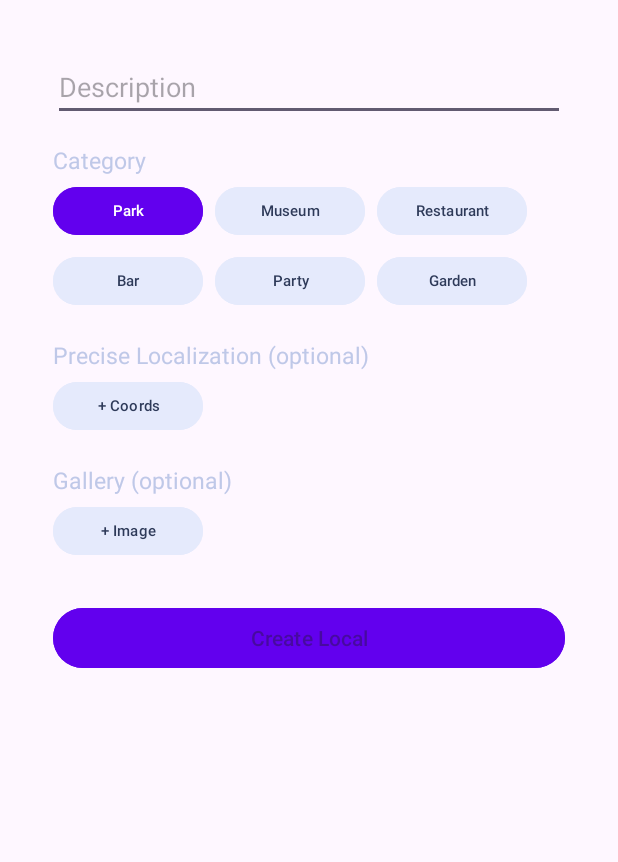
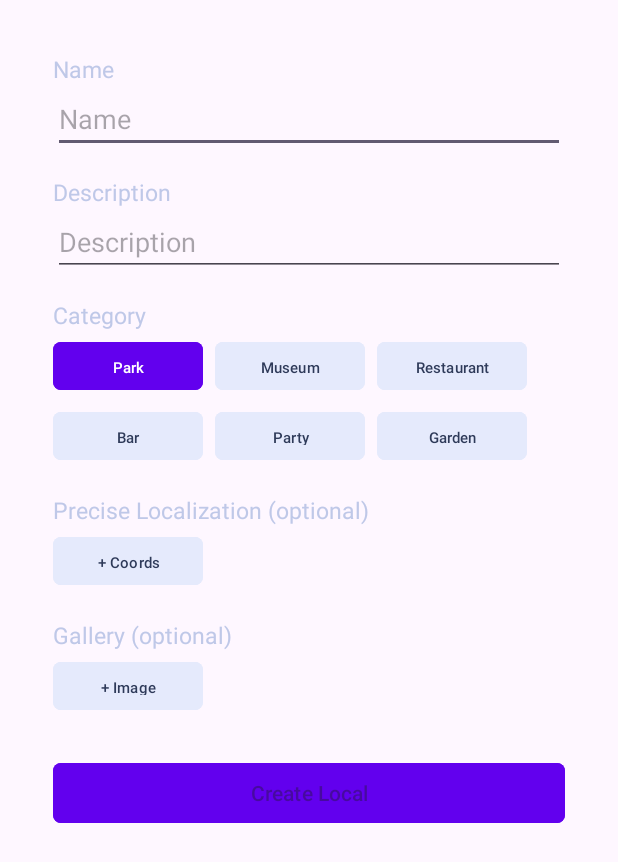
Before and after one commit to tiagooliveiragithub/kotlin-django-travel-manager, an Android app: the CreateLocalActivity screen opened directly, with no data from a screen before it, on a phone screen of 412 x 824 dp. Shown: the top 862 px of the screen. Run offline under Robolectric (Android 15) with nearby library versions, the light colour scheme and no system bars; our stand-ins replace Dagger/Hilt's generated code, Room's generated code; 1 statement that could not run was skipped.

Commit message:
Layout Design minor updates

```diff
--- a/tripguruapp/app/src/main/res/layout/activity_create_local.xml
+++ b/tripguruapp/app/src/main/res/layout/activity_create_local.xml
@@ -1,6 +1,7 @@
 <?xml version="1.0" encoding="utf-8"?>
 <LinearLayout xmlns:android="http://schemas.android.com/apk/res/android"
     xmlns:tools="http://schemas.android.com/tools"
+    xmlns:app="http://schemas.android.com/apk/res-auto"
     android:id="@+id/main"
     android:orientation="vertical"
     android:padding="35dp"
@@ -9,20 +10,45 @@
     android:textColor="@color/light_letter"
     tools:context=".views.ui.CreateLocalActivity">
 
+    <TextView
+        android:layout_width="match_parent"
+        android:layout_height="wrap_content"
+        android:text="@string/name_hint"
+        android:textSize="15sp"
+        android:textColor="@color/light_letter"/>
+
     <EditText
         android:id="@+id/editTextName"
         android:layout_width="match_parent"
         android:layout_height="wrap_content"
         android:layout_marginBottom="15dp"
-        android:hint="Description"
+        android:hint="@string/name_hint"
+        android:inputType="text" />
+
+
+
+    <TextView
+        android:layout_width="match_parent"
+        android:layout_height="wrap_content"
+        android:text="@string/description_hint"
+        android:textSize="15sp"
+        android:textColor="@color/light_letter"/>
+
+    <EditText
+        android:id="@+id/editTextDescription"
+        android:layout_width="match_parent"
+        android:layout_height="wrap_content"
+        android:layout_marginBottom="15dp"
+        android:hint="@string/description_hint"
         android:inputType="text" />
 
     <TextView
         android:layout_width="match_parent"
         android:layout_height="wrap_content"
         android:text="Category"
-        android:textSize="15dp"
-        android:textColor="@color/light_letter"/>
+        android:textSize="15sp"
+        android:textColor="@color/light_letter"
+        />
 
     <LinearLayout
         android:layout_width="match_parent"
@@ -36,7 +62,9 @@
             android:layout_marginEnd="4dp"
             android:text="Park"
             android:textSize="10dp"
-            android:backgroundTint="@color/purple"/>
+            android:backgroundTint="@color/purple"
+            app:cornerRadius="5dp"
+            android:padding="10dp"/>
 
         <Button
             android:layout_width="100dp"
@@ -46,7 +74,9 @@
             android:text="Museum"
             android:textColor="#2E3A59"
             android:textSize="10dp"
-            android:backgroundTint="@color/light"/>
+            android:backgroundTint="@color/light"
+            app:cornerRadius="5dp"
+            android:padding="10dp"/>
 
         <Button
             android:layout_width="100dp"
@@ -56,7 +86,9 @@
             android:text="Restaurant"
             android:textColor="#2E3A59"
             android:textSize="10dp"
-            android:backgroundTint="@color/light"/>
+            android:backgroundTint="@color/light"
+            app:cornerRadius="5dp"
+            android:padding="10dp"/>
 
     </LinearLayout>
     <LinearLayout
@@ -73,7 +105,9 @@
             android:text="Bar"
             android:textColor="#2E3A59"
             android:textSize="10dp"
-            android:backgroundTint="@color/light"/>
+            android:backgroundTint="@color/light"
+            app:cornerRadius="5dp"
+            android:padding="10dp"/>
 
         <Button
             android:layout_width="100dp"
@@ -83,7 +117,9 @@
             android:text="Party"
             android:textColor="#2E3A59"
             android:textSize="10dp"
-            android:backgroundTint="@color/light"/>
+            android:backgroundTint="@color/light"
+            app:cornerRadius="5dp"
+            android:padding="10dp"/>
 
         <Button
             android:layout_width="100dp"
@@ -93,7 +129,9 @@
             android:text="Garden"
             android:textColor="#2E3A59"
             android:textSize="10dp"
-            android:backgroundTint="@color/light"/>
+            android:backgroundTint="@color/light"
+            app:cornerRadius="5dp"
+            android:padding="10dp"/>
 
     </LinearLayout>
 
@@ -117,7 +155,9 @@
             android:text="+ Coords"
             android:textColor="#2E3A59"
             android:textSize="10dp"
-            android:backgroundTint="@color/light"/>
+            android:backgroundTint="@color/light"
+            app:cornerRadius="5dp"
+            android:padding="10dp"/>
 
     </LinearLayout>
     <TextView
@@ -139,7 +179,9 @@
             android:text="+ Image"
             android:textColor="#2E3A59"
             android:textSize="10dp"
-            android:backgroundTint="@color/light"/>
+            android:backgroundTint="@color/light"
+            app:cornerRadius="5dp"
+            android:padding="10dp"/>
 
     </LinearLayout>
 
@@ -149,6 +191,8 @@
         android:layout_height="wrap_content"
         android:layout_marginTop="24dp"
         android:text="Create Local"
-        android:backgroundTint="@color/purple"/>
+        android:backgroundTint="@color/purple"
+        app:cornerRadius="5dp"
+        android:padding="10dp"/>
 
 </LinearLayout>
--- a/tripguruapp/app/src/main/res/layout/box_item.xml
+++ b/tripguruapp/app/src/main/res/layout/box_item.xml
@@ -30,7 +30,7 @@
             android:id="@+id/textViewDescription"
             android:layout_width="wrap_content"
             android:layout_height="wrap_content"
-            android:text="@string/nametrip_label"
+            android:text="@string/descriptiontrip_label"
             android:textColor="@color/white"
             android:textSize="11sp"
             app:layout_constraintBottom_toBottomOf="parent" />
--- a/tripguruapp/app/src/main/res/layout/box_item_vertical.xml
+++ b/tripguruapp/app/src/main/res/layout/box_item_vertical.xml
@@ -21,7 +21,7 @@
             android:id="@+id/textViewTitle"
             android:layout_width="wrap_content"
             android:layout_height="wrap_content"
-            android:text="Title"
+            android:text="@string/nametrip_label"
             android:textSize="20sp"
             android:textStyle="bold"
             android:layout_marginBottom="10dp"
@@ -31,7 +31,7 @@
             android:id="@+id/textViewDate"
             android:layout_width="wrap_content"
             android:layout_height="wrap_content"
-            android:text="Description"
+            android:text="@string/descriptiontrip_label"
             android:textSize="15sp"
             app:layout_constraintBottom_toBottomOf="parent"
             android:textColor="@color/dark"/>
--- a/tripguruapp/app/src/main/res/values/strings.xml
+++ b/tripguruapp/app/src/main/res/values/strings.xml
@@ -13,7 +13,6 @@
     <string name="login_button_label">Login</string>
     <string name="forgot_password_label">Forgot your password?</string>
     <string name="sign_up_label">Create an account here</string>
-    <!-- TODO: Remove or change this placeholder text -->
     <string name="editlocal_button_label">Update Local</string>
     <string name="createlocal_button_label">Create Local</string>
     <string name="edittrip_button_label">Edit Trip</string>
@@ -29,4 +28,7 @@
     <string name="profile_label">Profile</string>
     <string name="yourtrips_label">Your Trips</string>
     <string name="signout_label" >Sign Out</string>
+    <string name="description_hint">Description</string>
+    <string name="name_hint">Name</string>
+    <string name="descriptiontrip_label">Description of Trip</string>
 </resources>
```
Also changed, not shown: tripguruapp/app/src/main/res/layout/activity_create_trip.xml (+10 -9 lines), tripguruapp/app/src/main/res/layout/activity_login.xml (+7 -10 lines), tripguruapp/app/src/main/res/layout/activity_register.xml (+10 -3 lines), 1 other file.
